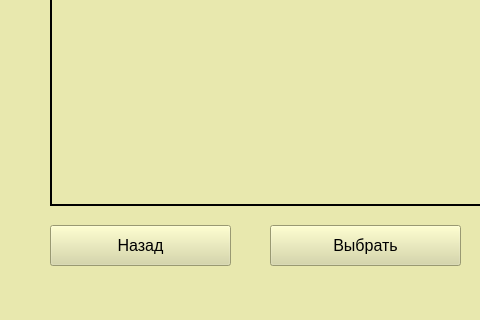
The window that dog_shelter_choose_form_designer.ui (dimondg/dog_shelter) describes before a commit, drawn with Qt 5; both pictures show x 0 to 480 and y 225 to 545 of the 729 by 545 pixel window.
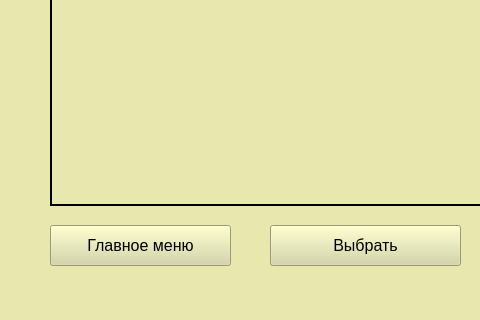
The same window after the commit.

The edit to the form file:
```diff
--- a/dog_shelter_choose_form_designer.ui
+++ b/dog_shelter_choose_form_designer.ui
@@ -93,7 +93,7 @@
      <string notr="true">background-color: rgb(214, 214, 160)</string>
     </property>
     <property name="text">
-     <string>Назад</string>
+     <string>Главное меню</string>
     </property>
    </widget>
   </widget>
```
Left out of the diff: 4 changed lines with no effect on the pictures.
